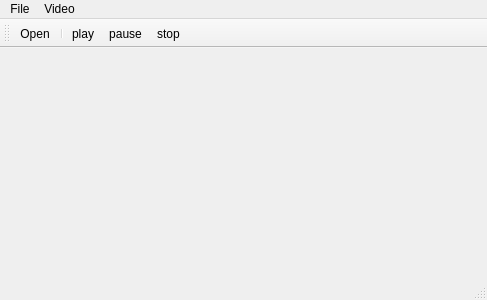
This is mainwindow.ui in igorternyuk/TeQtVideoPlayer as Qt 5 draws it before an edit. The edited form follows.
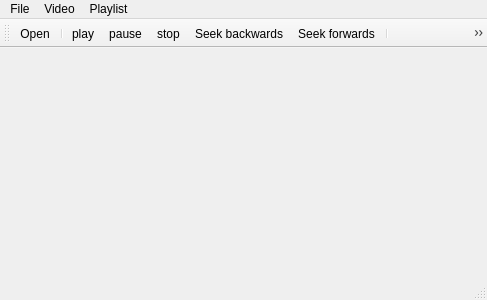
This is the edited form. Icons and pictures are not drawn.

Commit message: playlist was added

Patch:
```diff
--- a/mainwindow.ui
+++ b/mainwindow.ui
@@ -36,9 +36,20 @@
     <addaction name="actionPlay"/>
     <addaction name="actionPause"/>
     <addaction name="actionStop"/>
+    <addaction name="action_seek_backwards"/>
+    <addaction name="action_seek_forwards"/>
+   </widget>
+   <widget class="QMenu" name="menuPlaylist">
+    <property name="title">
+     <string>Playlist</string>
+    </property>
+    <addaction name="action_show_playlist"/>
+    <addaction name="action_prev"/>
+    <addaction name="action_next"/>
    </widget>
    <addaction name="menuFile"/>
    <addaction name="menuVideo"/>
+   <addaction name="menuPlaylist"/>
   </widget>
   <widget class="QToolBar" name="mainToolBar">
    <attribute name="toolBarArea">
@@ -52,6 +63,12 @@
    <addaction name="actionPlay"/>
    <addaction name="actionPause"/>
    <addaction name="actionStop"/>
+   <addaction name="action_seek_backwards"/>
+   <addaction name="action_seek_forwards"/>
+   <addaction name="separator"/>
+   <addaction name="action_show_playlist"/>
+   <addaction name="action_prev"/>
+   <addaction name="action_next"/>
   </widget>
   <widget class="QStatusBar" name="statusBar"/>
   <action name="actionOpen">
@@ -96,6 +113,54 @@
     <string>stop</string>
    </property>
   </action>
+  <action name="action_show_playlist">
+   <property name="icon">
+    <iconset resource="resources.qrc">
+     <normaloff>:/gfx/icons/btnPlaylist.png</normaloff>:/gfx/icons/btnPlaylist.png</iconset>
+   </property>
+   <property name="text">
+    <string>Show playlist</string>
+   </property>
+   <property name="toolTip">
+    <string>Show playlist</string>
+   </property>
+  </action>
+  <action name="action_prev">
+   <property name="icon">
+    <iconset resource="resources.qrc">
+     <normaloff>:/gfx/icons/btnSeekBackward.png</normaloff>:/gfx/icons/btnSeekBackward.png</iconset>
+   </property>
+   <property name="text">
+    <string>Previous</string>
+   </property>
+  </action>
+  <action name="action_next">
+   <property name="icon">
+    <iconset resource="resources.qrc">
+     <normaloff>:/gfx/icons/btnSeekForward.png</normaloff>:/gfx/icons/btnSeekForward.png</iconset>
+   </property>
+   <property name="text">
+    <string>Next</string>
+   </property>
+  </action>
+  <action name="action_seek_forwards">
+   <property name="icon">
+    <iconset resource="resources.qrc">
+     <normaloff>:/gfx/icons/btnFaster.png</normaloff>:/gfx/icons/btnFaster.png</iconset>
+   </property>
+   <property name="text">
+    <string>Seek forwards</string>
+   </property>
+  </action>
+  <action name="action_seek_backwards">
+   <property name="icon">
+    <iconset resource="resources.qrc">
+     <normaloff>:/gfx/icons/btnSlower.png</normaloff>:/gfx/icons/btnSlower.png</iconset>
+   </property>
+   <property name="text">
+    <string>Seek backwards</string>
+   </property>
+  </action>
  </widget>
  <layoutdefault spacing="6" margin="11"/>
  <resources>
```
The commit also changes 9 other files.
